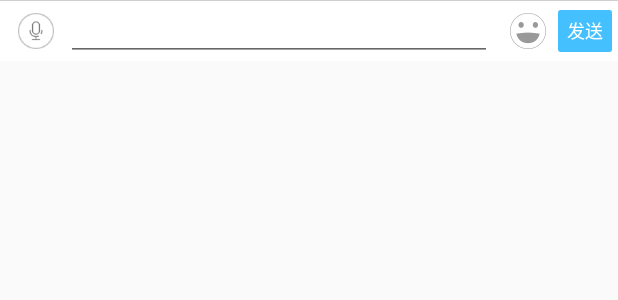
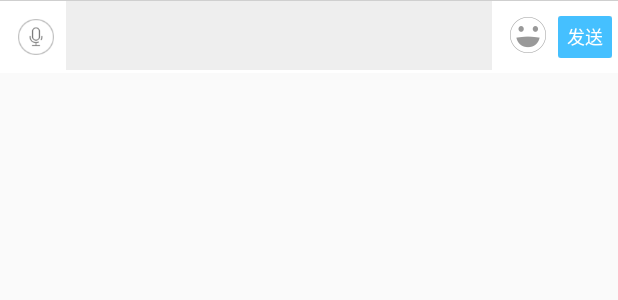
Before and after one commit to sinothk/ChatUI, an Android app: the layout keyboard_bar_layout.xml on its own in the app's theme, with its tools: preview values and no code run, on a phone screen of 412 x 824 dp. Shown: the top 300 px of the screen. Run offline under Robolectric (Android 15) with nearby library versions, the phone set to English and light mode, and no system bars.

Commit message:
初始化！

```diff
--- a/ChatUI/src/main/res/layout/keyboard_bar_layout.xml
+++ b/ChatUI/src/main/res/layout/keyboard_bar_layout.xml
@@ -5,23 +5,28 @@
     android:layout_alignParentBottom="true"
     android:background="@color/keyboard_white"
     android:orientation="vertical">
+
     <View
         android:id="@+id/view"
         android:layout_width="match_parent"
         android:layout_height="0.3dp"
         android:background="@color/keyboard_split_line" />
+
     <RelativeLayout
         android:layout_width="match_parent"
-        android:layout_height="wrap_content">
+        android:layout_height="wrap_content"
+        android:minHeight="48dp">
+
         <ImageView
             android:id="@+id/view_keyboard_left_icon"
             android:layout_width="24dp"
             android:layout_height="24dp"
             android:layout_centerVertical="true"
+            android:layout_marginStart="12dp"
             android:layout_marginLeft="12dp"
-            android:layout_marginStart="12dp"
             android:scaleType="centerInside"
             android:src="@drawable/default_record_icon" />
+
         <RelativeLayout
             android:id="@+id/rl_multi_and_send"
             android:layout_width="36dp"
@@ -32,6 +37,7 @@
             android:layout_marginEnd="4dp"
             android:layout_marginRight="4dp"
             android:focusableInTouchMode="true">
+
             <ImageView
                 android:id="@+id/view_keyboard_right_icon"
                 android:layout_width="24dp"
@@ -39,6 +45,7 @@
                 android:layout_centerInParent="true"
                 android:scaleType="centerInside"
                 android:src="@drawable/default_right_icon" />
+
             <Button
                 android:id="@+id/view_keyboard_send_button"
                 android:layout_width="match_parent"
@@ -50,14 +57,16 @@
                 android:textColor="@color/keyboard_white"
                 android:textSize="12sp" />
         </RelativeLayout>
+
         <RelativeLayout
             android:layout_width="match_parent"
             android:layout_height="wrap_content"
             android:layout_marginLeft="8dp"
+            android:layout_toStartOf="@id/rl_multi_and_send"
+            android:layout_toLeftOf="@id/rl_multi_and_send"
             android:layout_toEndOf="@id/view_keyboard_left_icon"
-            android:layout_toLeftOf="@id/rl_multi_and_send"
-            android:layout_toRightOf="@id/view_keyboard_left_icon"
-            android:layout_toStartOf="@id/rl_multi_and_send">
+            android:layout_toRightOf="@id/view_keyboard_left_icon">
+
             <Button
                 android:id="@+id/view_keyboard_recording_bar"
                 style="?android:attr/borderlessButtonStyle"
@@ -69,40 +78,46 @@
                 android:text="@string/recording_start"
                 android:textColor="#727272"
                 android:visibility="gone" />
+
             <LinearLayout
                 android:id="@+id/view_keyboard_input_layout"
                 android:layout_width="match_parent"
                 android:layout_height="wrap_content"
                 android:orientation="horizontal">
+
                 <com.sinothk.chat.ui.keyboard.view.HadEditText
                     android:id="@+id/et_chat"
                     android:layout_width="0dp"
                     android:layout_height="wrap_content"
                     android:layout_weight="1"
+                    android:background="#eee"
                     android:focusable="true"
                     android:focusableInTouchMode="false"
                     android:lineSpacingExtra="4dp"
                     android:maxLines="4"
+                    android:minHeight="46dp"
+                    android:paddingStart="8dp"
+                    android:paddingLeft="8dp"
                     android:paddingEnd="8dp"
-                    android:paddingLeft="8dp"
                     android:paddingRight="8dp"
-                    android:paddingStart="8dp"
                     android:textColorHint="@color/keyboard_edit_text_hint"
-                    android:textSize="14sp" />
+                    android:textSize="16sp" />
+
                 <ImageView
                     android:id="@+id/view_keyboard_face_icon"
                     android:layout_width="24dp"
                     android:layout_height="24dp"
                     android:layout_gravity="center_vertical"
+                    android:layout_marginStart="12dp"
+                    android:layout_marginLeft="12dp"
                     android:layout_marginEnd="8dp"
-                    android:layout_marginLeft="12dp"
                     android:layout_marginRight="8dp"
-                    android:layout_marginStart="12dp"
                     android:scaleType="centerInside"
                     android:src="@drawable/keyboard_face_icon" />
             </LinearLayout>
         </RelativeLayout>
     </RelativeLayout>
+
     <LinearLayout
         android:id="@+id/view_keyboard_bottom"
         android:layout_width="match_parent"
```
